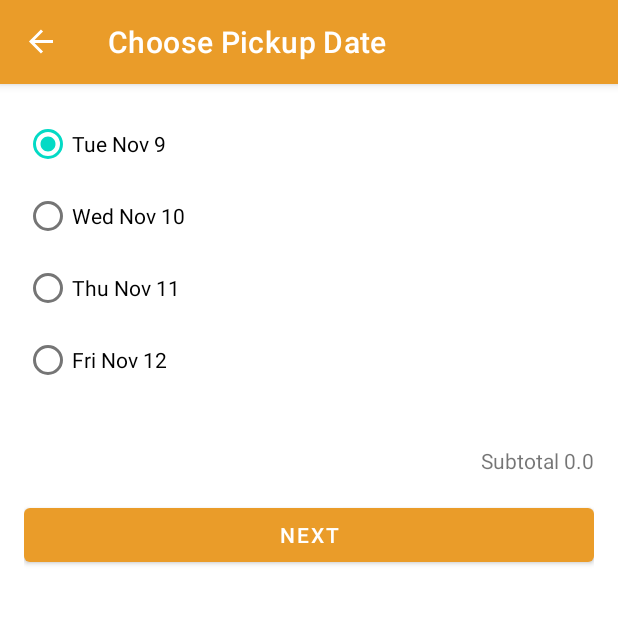
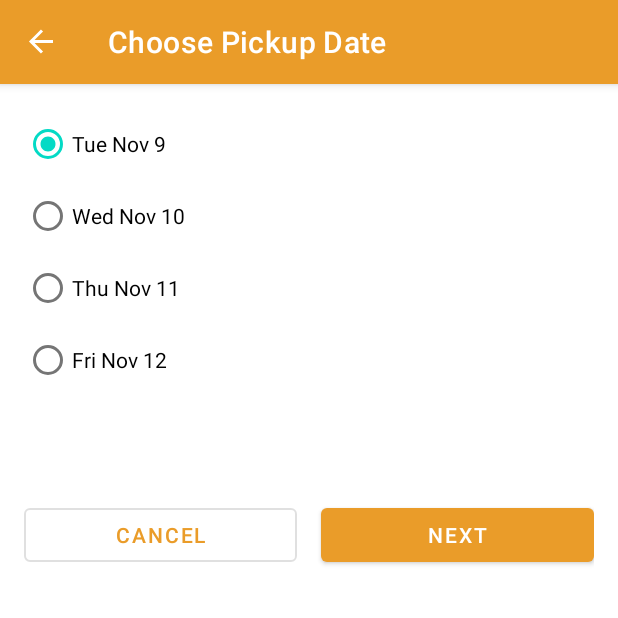
Before and after one commit to emmanuelkech/SharedViewModel, an Android app: the PickupFragment screen opened through its navigation route, on a phone screen of 412 x 824 dp, the top half of it. Run offline under Robolectric (Android 15) with nearby library versions, the phone set to English and light mode, and no system bars; our stand-ins replace data binding, navigation-ui; 2 statements that could not run were skipped.

Commit message:
sharedViewModel

```diff
--- a/app/src/main/java/com/example/sharedviewmodel/MainActivity.kt
+++ b/app/src/main/java/com/example/sharedviewmodel/MainActivity.kt
@@ -2,10 +2,13 @@ package com.example.sharedviewmodel
 
 import android.os.Bundle
 import androidx.appcompat.app.AppCompatActivity
+import androidx.navigation.NavController
 import androidx.navigation.fragment.NavHostFragment
 import androidx.navigation.ui.setupActionBarWithNavController
 
 class MainActivity : AppCompatActivity(R.layout.activity_main) {
+    private lateinit var navCon : NavController
+
 
     override fun onCreate(savedInstanceState: Bundle?) {
         super.onCreate(savedInstanceState)
@@ -16,4 +19,8 @@ class MainActivity : AppCompatActivity(R.layout.activity_main) {
         setupActionBarWithNavController(navController)
     }
 
+    override fun onSupportNavigateUp(): Boolean {
+        return navCon.navigateUp() || super.onSupportNavigateUp()
+    }
+
 }
--- a/app/src/main/java/com/example/sharedviewmodel/PickupFragment.kt
+++ b/app/src/main/java/com/example/sharedviewmodel/PickupFragment.kt
@@ -1,11 +1,10 @@
 package com.example.sharedviewmodel
 
 import android.os.Bundle
-import androidx.fragment.app.Fragment
 import android.view.LayoutInflater
 import android.view.View
 import android.view.ViewGroup
-import android.widget.Toast
+import androidx.fragment.app.Fragment
 import androidx.fragment.app.activityViewModels
 import androidx.navigation.fragment.findNavController
 import com.example.sharedviewmodel.databinding.FragmentPickupBinding
@@ -29,8 +28,9 @@ class PickupFragment : Fragment() {
         super.onViewCreated(view, savedInstanceState)
 
         binding?.apply {
+            lifecycleOwner = viewLifecycleOwner
             viewModel = sharedViewModel
-            nextButton.setOnClickListener { goToNextScreen() }
+            pickup = this@PickupFragment
         }
     }
 
@@ -39,6 +39,11 @@ class PickupFragment : Fragment() {
         findNavController().navigate(R.id.action_pickupFragment_to_summaryFragment)
     }
 
+    fun cancelOrder(){
+        sharedViewModel.reset()
+        findNavController().navigate(R.id.action_pickupFragment_to_startFragment)
+    }
+
     override fun onDestroyView() {
         super.onDestroyView()
         binding = null
--- a/app/src/main/java/com/example/sharedviewmodel/StartFragment.kt
+++ b/app/src/main/java/com/example/sharedviewmodel/StartFragment.kt
@@ -1,11 +1,10 @@
 package com.example.sharedviewmodel
 
 import android.os.Bundle
-import androidx.fragment.app.Fragment
 import android.view.LayoutInflater
 import android.view.View
 import android.view.ViewGroup
-import android.widget.Toast
+import androidx.fragment.app.Fragment
 import androidx.fragment.app.activityViewModels
 import androidx.navigation.fragment.findNavController
 import com.example.sharedviewmodel.databinding.FragmentStartBinding
@@ -27,13 +26,13 @@ class StartFragment : Fragment() {
 
     override fun onViewCreated(view: View, savedInstanceState: Bundle?) {
         super.onViewCreated(view, savedInstanceState)
-
-        binding?.apply {
-            // Set up the button click listeners
-            orderOneCupcake.setOnClickListener { orderCupcake(1) }
-            orderSixCupcakes.setOnClickListener { orderCupcake(6) }
-            orderTwelveCupcakes.setOnClickListener { orderCupcake(12) }
-        }
+        binding?.start = this
+//        binding?.apply {
+//            // Set up the button click listeners
+//            orderOneCupcake.setOnClickListener { orderCupcake(1) }
+//            orderSixCupcakes.setOnClickListener { orderCupcake(6) }
+//            orderTwelveCupcakes.setOnClickListener { orderCupcake(12) }
+//        }
     }
 
 
@@ -50,4 +49,5 @@ class StartFragment : Fragment() {
         super.onDestroyView()
         binding = null
     }
+
 }
--- a/app/src/main/java/com/example/sharedviewmodel/model/OrderViewModel.kt
+++ b/app/src/main/java/com/example/sharedviewmodel/model/OrderViewModel.kt
@@ -2,16 +2,16 @@ package com.example.sharedviewmodel.model
 
 import androidx.lifecycle.LiveData
 import androidx.lifecycle.MutableLiveData
+import androidx.lifecycle.Transformations
 import androidx.lifecycle.ViewModel
+import java.text.NumberFormat
 import java.text.SimpleDateFormat
 import java.util.*
 
 private const val PRICE_PER_CUPCAKE = 5.00
 private const val SAME_DAY_PICKUP = 2.00
+class OrderViewModel : ViewModel(){
 
-class OrderViewModel : ViewModel() {
-
-    val dateOptions = getPickUp()
 
     private val _quantity = MutableLiveData<Int>()
     val quantity: LiveData<Int> = _quantity
@@ -23,29 +23,11 @@ class OrderViewModel : ViewModel() {
     val date: LiveData<String> = _date
 
     private val _price = MutableLiveData<Double>()
-    val price: LiveData<Double> = _price
-
-    init {
-        reset()
+    val price: LiveData<String> = Transformations.map(_price) {
+        NumberFormat.getCurrencyInstance().format(it)
     }
 
-    fun setQuantity(numberCakes: Int) {
-        _quantity.value = numberCakes
-        updatePrice()
-    }
-
-    fun setFlavor(flavor: String) {
-        _flavor.value = flavor
-    }
-
-    fun setDate(pickupDate: String) {
-        _date.value = pickupDate
-        updatePrice()
-    }
-
-    fun hasNoFlavorSet(): Boolean {
-        return _flavor.value.isNullOrEmpty()
-    }
+    val dateOptions = getPickUp()
 
     private fun getPickUp(): List<String> {
         val options = mutableListOf<String>()
@@ -55,22 +37,47 @@ class OrderViewModel : ViewModel() {
             options.add(formatter.format(calendar.time))
             calendar.add(Calendar.DATE, 1)
         }
+
         return options
     }
 
-    private fun updatePrice() {
+    init {
+        reset()
+    }
+
+    fun setQuantity(numberCakes: Int) {
+        _quantity.value = numberCakes
+        upDatePrice()
+    }
+
+    fun setFlavor(flavor: String) {
+        _flavor.value = flavor
+    }
+
+    fun setDate(pickupDate: String) {
+        _date.value = pickupDate
+        upDatePrice()
+    }
+
+    fun hasNoFlavorSet(): Boolean {
+        return _flavor.value.isNullOrEmpty()
+    }
+
+
+    private fun upDatePrice() {
         var totalPrice = (quantity.value ?: 0) * PRICE_PER_CUPCAKE
-//        _price.value = (quantity.value ?: 0) * PRICE_PER_CUPCAKE
-        if (dateOptions[0] == _date.value) {
+        if (dateOptions[0] == _date.value){
             totalPrice += SAME_DAY_PICKUP
         }
         _price.value = totalPrice
     }
 
-    private fun reset() {
+
+    fun reset() {
         _quantity.value = 0
         _flavor.value = ""
         _price.value = 0.0
         _date.value = dateOptions[0]
     }
+
 }
--- a/app/src/main/res/layout/fragment_pickup.xml
+++ b/app/src/main/res/layout/fragment_pickup.xml
@@ -8,7 +8,9 @@
         <variable
             name="viewModel"
             type="com.example.sharedviewmodel.model.OrderViewModel" />
-
+        <variable
+            name="pickup"
+            type="com.example.sharedviewmodel.PickupFragment" />
     </data>
 
     <ScrollView
@@ -35,8 +37,8 @@
                     android:layout_height="wrap_content"
                     android:checked="@{viewModel.date.equals(viewModel.dateOptions[0])}"
                     android:onClick="@{() -> viewModel.setDate(viewModel.dateOptions[0])}"
-                    tools:text="Thursday"
-                    android:text="@{viewModel.dateOptions[0]}"/>
+                    android:text="@{viewModel.dateOptions[0]}"
+                    tools:text="Thursday" />
 
                 <!--rep dateOption[0] in viewModel(tomorrow)-->
                 <RadioButton
@@ -45,8 +47,8 @@
                     android:layout_height="wrap_content"
                     android:checked="@{viewModel.date.equals(viewModel.dateOptions[1])}"
                     android:onClick="@{() -> viewModel.setDate(viewModel.dateOptions[1])}"
-                    tools:text="Friday"
-                    android:text="@{viewModel.dateOptions[1]}"/>
+                    android:text="@{viewModel.dateOptions[1]}"
+                    tools:text="Friday" />
 
                 <RadioButton
                     android:id="@+id/option2"
@@ -54,8 +56,8 @@
                     android:layout_height="wrap_content"
                     android:checked="@{viewModel.date.equals(viewModel.dateOptions[2])}"
                     android:onClick="@{() -> viewModel.setDate(viewModel.dateOptions[2])}"
-                    tools:text="Saturday"
-                    android:text="@{viewModel.dateOptions[2]}"/>
+                    android:text="@{viewModel.dateOptions[2]}"
+                    tools:text="Saturday" />
 
                 <RadioButton
                     android:id="@+id/option3"
@@ -63,8 +65,8 @@
                     android:layout_height="wrap_content"
                     android:checked="@{viewModel.date.equals(viewModel.dateOptions[3])}"
                     android:onClick="@{() -> viewModel.setDate(viewModel.dateOptions[3])}"
-                    tools:text="Sunday"
-                    android:text="@{viewModel.dateOptions[3]}"/>
+                    android:text="@{viewModel.dateOptions[3]}"
+                    tools:text="Sunday" />
             </RadioGroup>
 
             <View
@@ -88,14 +90,28 @@
                 tools:text="Subtotal $5.00" />
 
             <Button
+                android:id="@+id/cancel_button"
+                android:layout_width="0dp"
+                android:layout_height="wrap_content"
+                style="?attr/materialButtonOutlinedStyle"
+                android:text="@string/cancel"
+                app:layout_constraintEnd_toStartOf="@id/next_button"
+                app:layout_constraintStart_toStartOf="parent"
+                android:layout_marginEnd="@dimen/side_margin"
+                android:onClick="@{() -> pickup.cancelOrder()}"
+                app:layout_constraintTop_toTopOf="@id/next_button"
+                />
+
+            <Button
                 android:id="@+id/next_button"
                 android:layout_width="0dp"
                 android:layout_height="wrap_content"
                 android:layout_marginTop="@dimen/side_margin"
                 android:text="@string/next"
+                android:onClick="@{() -> pickup.goToNextScreen()}"
                 app:layout_constraintBottom_toBottomOf="parent"
                 app:layout_constraintEnd_toEndOf="parent"
-                app:layout_constraintStart_toStartOf="parent"
+                app:layout_constraintStart_toEndOf="@id/cancel_button"
                 app:layout_constraintTop_toBottomOf="@id/subtotal" />
 
         </androidx.constraintlayout.widget.ConstraintLayout>
--- a/app/src/main/res/navigation/nav_graph.xml
+++ b/app/src/main/res/navigation/nav_graph.xml
@@ -22,12 +22,23 @@
         <action
             android:id="@+id/action_flavorFragment_to_pickupFragment"
             app:destination="@id/pickupFragment" />
+        <action
+            android:id="@+id/action_flavorFragment_to_startFragment"
+            app:destination="@id/startFragment"
+            app:popUpTo="@id/startFragment"
+            app:popUpToInclusive="true" />
     </fragment>
     <fragment
         android:id="@+id/summaryFragment"
         android:name="com.example.sharedviewmodel.SummaryFragment"
         android:label="@string/order_summary"
-        tools:layout="@layout/fragment_summary" />
+        tools:layout="@layout/fragment_summary" >
+        <action
+            android:id="@+id/action_summaryFragment_to_startFragment"
+            app:destination="@id/startFragment"
+            app:popUpTo="@id/startFragment"
+            app:popUpToInclusive="true" />
+    </fragment>
     <fragment
         android:id="@+id/pickupFragment"
         android:name="com.example.sharedviewmodel.PickupFragment"
@@ -36,5 +47,10 @@
         <action
             android:id="@+id/action_pickupFragment_to_summaryFragment"
             app:destination="@id/summaryFragment" />
+        <action
+            android:id="@+id/action_pickupFragment_to_startFragment"
+            app:destination="@id/startFragment"
+            app:popUpTo="@id/startFragment"
+            app:popUpToInclusive="true" />
     </fragment>
 </navigation>
```
Also changed, not shown: app/src/main/java/com/example/sharedviewmodel/FlavorFragment.kt (+8 -3 lines), app/src/main/java/com/example/sharedviewmodel/SummaryFragment.kt (+25 -4 lines), app/src/main/res/layout/fragment_flavor.xml (+19 -2 lines), app/src/main/res/layout/fragment_start.xml (+9 -0 lines), app/src/main/res/layout/fragment_summary.xml (+13 -1 lines).
